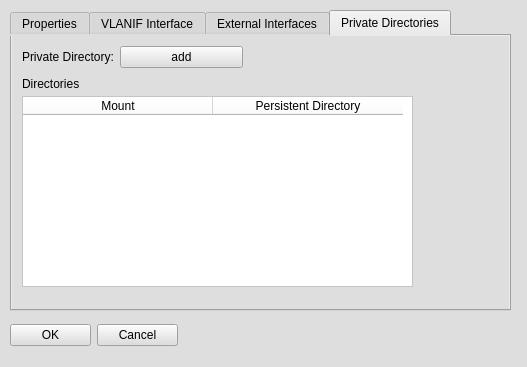
First picture: the form in netflux5g-editor/src/gui/ui/Host_properties.ui, repository adaptivenetworklab/NetFlux5G, before the edit.
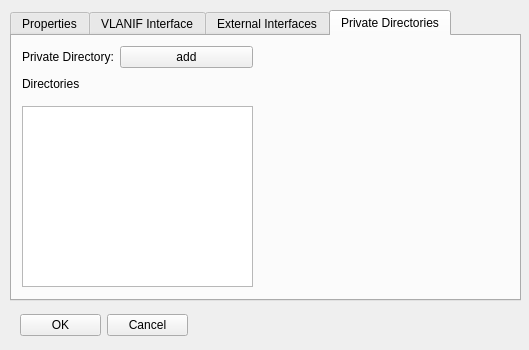
Second picture: the form after the edit. The open tabs and pages were chosen to show the change.

```diff
--- a/netflux5g-editor/src/gui/ui/Host_properties.ui
+++ b/netflux5g-editor/src/gui/ui/Host_properties.ui
@@ -6,22 +6,19 @@
    <rect>
     <x>0</x>
     <y>0</y>
-    <width>527</width>
-    <height>367</height>
+    <width>529</width>
+    <height>350</height>
    </rect>
   </property>
   <property name="windowTitle">
    <string>MainWindow</string>
   </property>
-  <property name="styleSheet">
-   <string notr="true">background-color: rgb(222, 222, 222);</string>
-  </property>
   <widget class="QWidget" name="centralwidget">
    <widget class="QWidget" name="gridLayoutWidget">
     <property name="geometry">
      <rect>
-      <x>10</x>
-      <y>320</y>
+      <x>20</x>
+      <y>310</y>
       <width>168</width>
       <height>31</height>
      </rect>
@@ -48,8 +45,8 @@
      <rect>
       <x>10</x>
       <y>10</y>
-      <width>501</width>
-      <height>301</height>
+      <width>511</width>
+      <height>291</height>
      </rect>
     </property>
     <property name="currentIndex">
@@ -352,7 +349,7 @@
        <rect>
         <x>10</x>
         <y>10</y>
-        <width>221</width>
+        <width>231</width>
         <height>27</height>
        </rect>
       </property>
@@ -383,16 +380,31 @@
       <property name="geometry">
        <rect>
         <x>10</x>
-        <y>60</y>
-        <width>391</width>
-        <height>191</height>
+        <y>70</y>
+        <width>231</width>
+        <height>181</height>
        </rect>
       </property>
-      <property name="styleSheet">
-       <string notr="true">background-color: rgb(255, 255, 255);</string>
-      </property>
-      <attribute name="horizontalHeaderDefaultSectionSize">
-       <number>190</number>
+      <attribute name="horizontalHeaderVisible">
+       <bool>false</bool>
+      </attribute>
+      <attribute name="horizontalHeaderCascadingSectionResizes">
+       <bool>false</bool>
+      </attribute>
+      <attribute name="horizontalHeaderMinimumSectionSize">
+       <number>46</number>
+      </attribute>
+      <attribute name="horizontalHeaderHighlightSections">
+       <bool>false</bool>
+      </attribute>
+      <attribute name="horizontalHeaderShowSortIndicator" stdset="0">
+       <bool>true</bool>
+      </attribute>
+      <attribute name="horizontalHeaderStretchLastSection">
+       <bool>true</bool>
+      </attribute>
+      <attribute name="verticalHeaderMinimumSectionSize">
+       <number>31</number>
       </attribute>
       <column>
        <property name="text">
```
Left out of the diff: 86 changed lines with no effect on the pictures.
